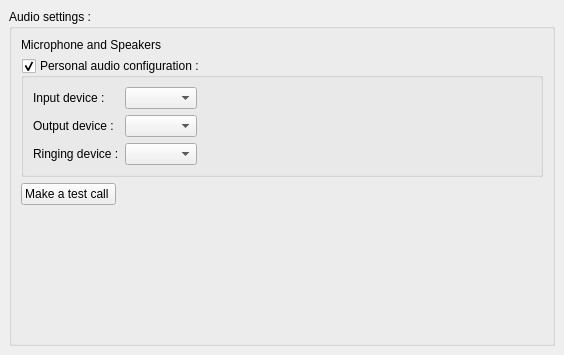
Old version of the form wengophone/src/presentation/qt/config/AudioSettings.ui in the repository tkrotoff/WengoPhone.
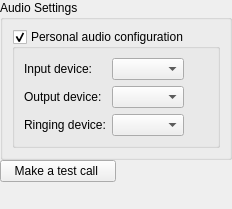
New version of the form.

Commit message: Refactoring on configuration panels

The edit to the form file:
```diff
--- a/wengophone/src/presentation/qt/config/AudioSettings.ui
+++ b/wengophone/src/presentation/qt/config/AudioSettings.ui
@@ -8,8 +8,8 @@
    <rect>
     <x>0</x>
     <y>0</y>
-    <width>562</width>
-    <height>355</height>
+    <width>232</width>
+    <height>209</height>
    </rect>
   </property>
   <property name="windowTitle" >
@@ -17,15 +17,15 @@
   </property>
   <layout class="QGridLayout" >
    <property name="margin" >
-    <number>9</number>
+    <number>0</number>
    </property>
    <property name="spacing" >
-    <number>6</number>
+    <number>0</number>
    </property>
-   <item row="0" column="0" >
+   <item row="0" column="0" colspan="2" >
     <widget class="QGroupBox" name="groupBox" >
      <property name="title" >
-      <string>Audio settings :</string>
+      <string>Audio Settings</string>
      </property>
      <layout class="QGridLayout" >
       <property name="margin" >
@@ -34,30 +34,14 @@
       <property name="spacing" >
        <number>6</number>
       </property>
-      <item row="3" column="0" >
-       <spacer>
-        <property name="orientation" >
-         <enum>Qt::Vertical</enum>
-        </property>
-        <property name="sizeHint" >
-         <size>
-          <width>522</width>
-          <height>61</height>
-         </size>
-        </property>
-       </spacer>
-      </item>
-      <item row="1" column="0" >
+      <item row="0" column="0" >
        <widget class="QGroupBox" name="personalAudioConfig" >
         <property name="title" >
-         <string>Personal audio configuration :</string>
+         <string>Personal audio configuration</string>
         </property>
         <property name="alignment" >
          <set>Qt::AlignLeading</set>
         </property>
-        <property name="flat" >
-         <bool>true</bool>
-        </property>
         <property name="checkable" >
          <bool>true</bool>
         </property>
@@ -81,79 +65,62 @@
            </property>
           </spacer>
          </item>
-         <item row="0" column="0" >
-          <widget class="QLabel" name="label" >
-           <property name="text" >
-            <string>Input device :</string>
-           </property>
-          </widget>
-         </item>
-         <item row="1" column="1" >
-          <widget class="QComboBox" name="outputDeviceComboBox" />
-         </item>
          <item row="0" column="1" >
           <widget class="QComboBox" name="inputDeviceComboBox" />
          </item>
-         <item row="1" column="0" >
-          <widget class="QLabel" name="label_2" >
-           <property name="text" >
-            <string>Output device :</string>
-           </property>
-          </widget>
-         </item>
-         <item row="2" column="0" >
-          <widget class="QLabel" name="label_3" >
-           <property name="text" >
-            <string>Ringing device :</string>
-           </property>
-          </widget>
+         <item row="1" column="1" >
+          <widget class="QComboBox" name="outputDeviceComboBox" />
          </item>
          <item row="2" column="1" >
           <widget class="QComboBox" name="ringingDeviceComboBox" />
          </item>
+         <item row="2" column="0" >
+          <widget class="QLabel" name="label_3" >
+           <property name="text" >
+            <string>Ringing device:</string>
+           </property>
+          </widget>
+         </item>
+         <item row="1" column="0" >
+          <widget class="QLabel" name="label_2" >
+           <property name="text" >
+            <string>Output device:</string>
+           </property>
+          </widget>
+         </item>
+         <item row="0" column="0" >
+          <widget class="QLabel" name="label" >
+           <property name="text" >
+            <string>Input device:</string>
+           </property>
+          </widget>
+         </item>
         </layout>
        </widget>
       </item>
-      <item row="0" column="0" >
-       <widget class="QLabel" name="label_4" >
-        <property name="text" >
-         <string>Microphone and Speakers</string>
-        </property>
-       </widget>
-      </item>
-      <item row="2" column="0" >
-       <layout class="QHBoxLayout" >
-        <property name="margin" >
-         <number>0</number>
-        </property>
-        <property name="spacing" >
-         <number>6</number>
-        </property>
-        <item>
-         <widget class="QPushButton" name="makeTestCallPushButton" >
-          <property name="text" >
-           <string>Make a test call </string>
-          </property>
-         </widget>
-        </item>
-        <item>
-         <spacer>
-          <property name="orientation" >
-           <enum>Qt::Horizontal</enum>
-          </property>
-          <property name="sizeHint" >
-           <size>
-            <width>40</width>
-            <height>20</height>
-           </size>
-          </property>
-         </spacer>
-        </item>
-       </layout>
-      </item>
      </layout>
     </widget>
    </item>
+   <item row="2" column="1" >
+    <spacer>
+     <property name="orientation" >
+      <enum>Qt::Vertical</enum>
+     </property>
+     <property name="sizeHint" >
+      <size>
+       <width>20</width>
+       <height>41</height>
+      </size>
+     </property>
+    </spacer>
+   </item>
+   <item row="1" column="0" >
+    <widget class="QPushButton" name="makeTestCallButton" >
+     <property name="text" >
+      <string>Make a test call </string>
+     </property>
+    </widget>
+   </item>
   </layout>
  </widget>
  <pixmapfunction></pixmapfunction>
```
Left out of the diff: 9 changed lines with no effect on the pictures. The commit also changes 60 other files.
